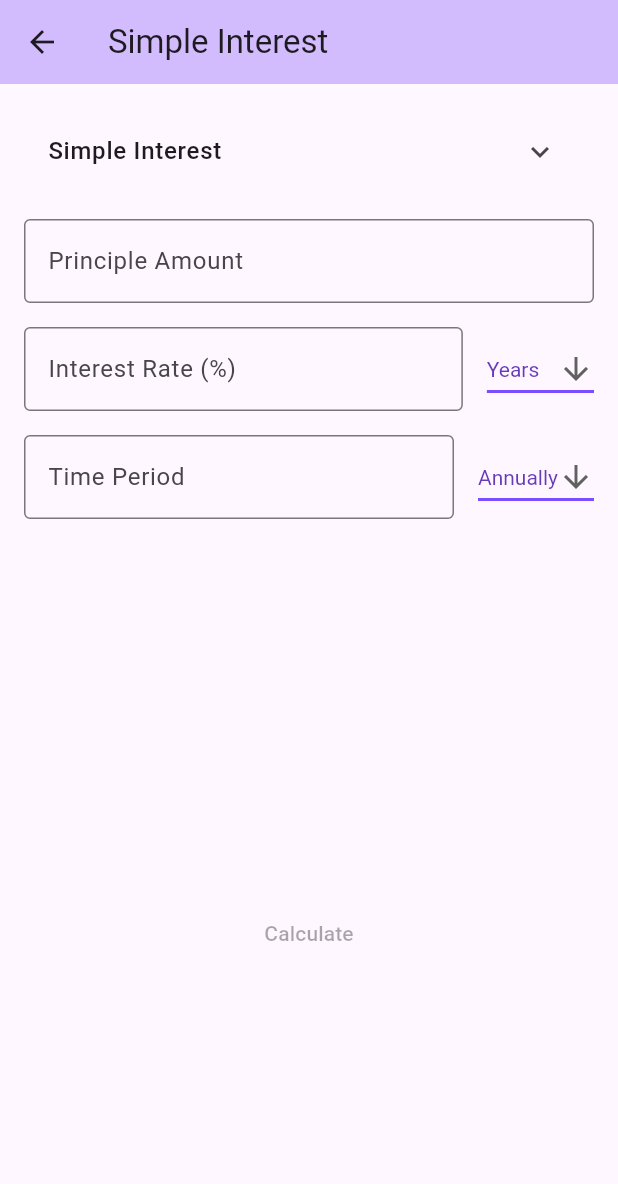
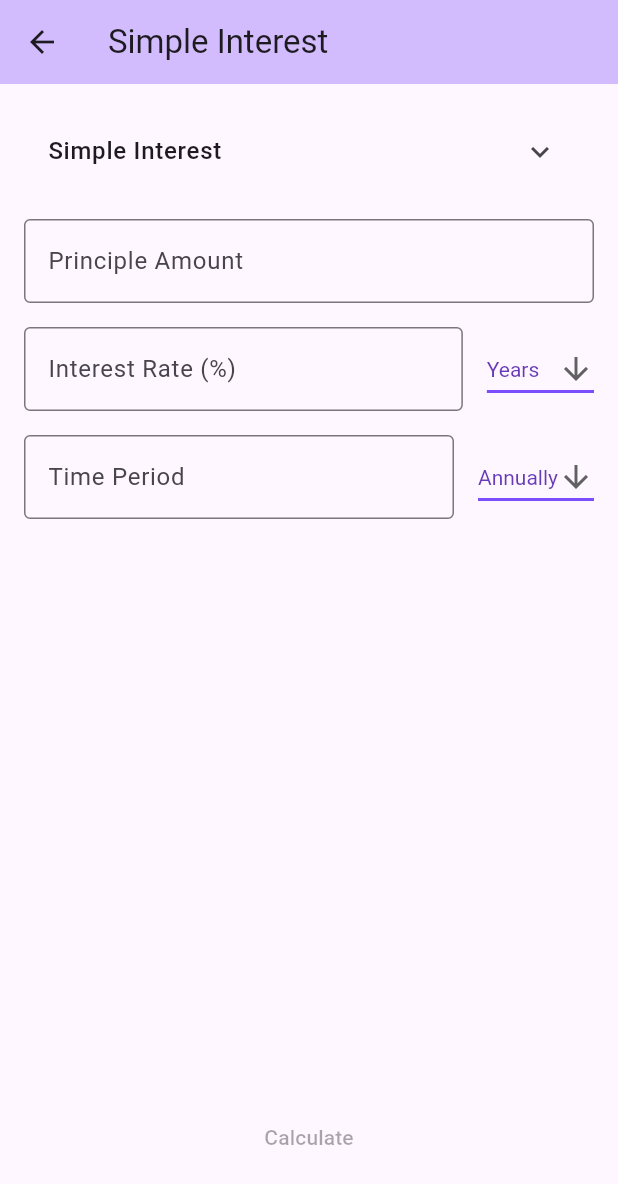
Before and after one commit to williamnkosi/swiss_army_calculator, a Flutter app: the FinanceListPage screen opened by its route, after a tap on "Simple Interest", on a phone screen of 412 x 824 dp. Shown: the top 1184 px of the screen. Run offline on Flutter 3.47's test engine with Material 3 defaults, Android fonts, the phone set to English and light mode, and no system bars; drawn by our look-alikes of fl_chart, flutter_form_builder; our stand-ins replace bloc, equatable, flutter_bloc, form_builder_validators, freezed_annotation.

Commit message:
Adjusted position of bottom button

```diff
--- a/lib/page/calculator_pages/finance/simple_interest_page/simple_interest_page.dart
+++ b/lib/page/calculator_pages/finance/simple_interest_page/simple_interest_page.dart
@@ -24,7 +24,8 @@ class SimpleInterest extends StatelessWidget {
     return FormBuilder(
       autovalidateMode: AutovalidateMode.disabled,
       key: BlocProvider.of<SimpleInterestPageBloc>(context).state.formKey,
-      child: ListView(
+      child: Stack(children: [
+        ListView(
           children: [
             AppExpansionTile(
                 title: FinanceCalculators.simpleInterest.value,
@@ -66,21 +67,23 @@ class SimpleInterest extends StatelessWidget {
                     child: PieChartWidget(sections: state.sections));
               },
             ),
+          ],
+        ),
         BlocBuilder<SimpleInterestPageBloc, SimpleInterestPageState>(
           builder: (context, state) {
-              return AppMaterialButton(
+            return Positioned(
+              bottom: 24,
+              width: MediaQuery.of(context).size.width - 32,
+              child: AppMaterialButton(
                   isDisabled: state.isDiabled,
                   buttonTitle: 'Calculate',
                   onPressed: () =>
                       BlocProvider.of<SimpleInterestPageBloc>(context)
-                          .add(const CalculateResultEvent()));
+                          .add(const CalculateResultEvent())),
+            );
           },
         ),
-          const SizedBox(
-            height: 16,
-          )
-        ],
-      ),
+      ]),
     );
   }
 }
--- a/lib/widgets/app_material_button.dart
+++ b/lib/widgets/app_material_button.dart
@@ -16,12 +16,12 @@ class AppMaterialButton extends StatelessWidget {
       color: Theme.of(context).colorScheme.inversePrimary,
       onPressed: isDisabled ? null : () => onPressed(),
       child: SizedBox(
-        width: double.infinity,
         child: Center(
-            child: Padding(
-          padding: const EdgeInsets.all(16.0),
-          child: Text(buttonTitle),
-        )),
+          child: Padding(
+            padding: const EdgeInsets.all(16.0),
+            child: Text(buttonTitle),
+          ),
+        ),
       ),
     );
   }
```
Lines whose indentation alone changed are shown as unchanged.
